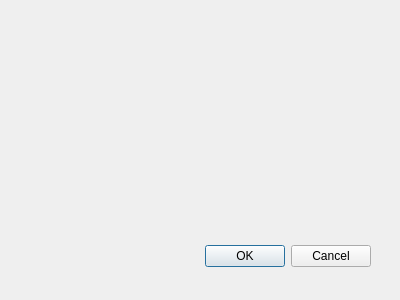
Before: the Qt Designer form client/settingswindow.ui in sly-loki/ToDoApp, drawn with Qt 5.
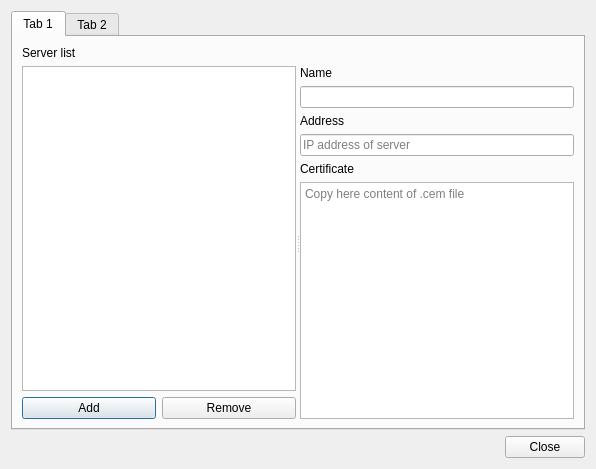
After: the same form once the commit is applied.

Commit message: client: add stub for settings

```diff
--- a/client/settingswindow.ui
+++ b/client/settingswindow.ui
@@ -8,29 +8,149 @@
    <rect>
     <x>0</x>
     <y>0</y>
-    <width>400</width>
-    <height>300</height>
+    <width>596</width>
+    <height>469</height>
    </rect>
   </property>
   <property name="windowTitle">
    <string>Dialog</string>
   </property>
-  <widget class="QDialogButtonBox" name="buttonBox">
-   <property name="geometry">
-    <rect>
-     <x>30</x>
-     <y>240</y>
-     <width>341</width>
-     <height>32</height>
-    </rect>
-   </property>
-   <property name="orientation">
-    <enum>Qt::Horizontal</enum>
-   </property>
-   <property name="standardButtons">
-    <set>QDialogButtonBox::Cancel|QDialogButtonBox::Ok</set>
-   </property>
-  </widget>
+  <layout class="QVBoxLayout" name="verticalLayout">
+   <item>
+    <layout class="QVBoxLayout" name="verticalLayout_2">
+     <item>
+      <widget class="QTabWidget" name="tabWidget">
+       <property name="currentIndex">
+        <number>0</number>
+       </property>
+       <widget class="QWidget" name="tab">
+        <attribute name="title">
+         <string>Tab 1</string>
+        </attribute>
+        <layout class="QVBoxLayout" name="verticalLayout_5">
+         <item>
+          <widget class="QLabel" name="label_3">
+           <property name="sizePolicy">
+            <sizepolicy hsizetype="Preferred" vsizetype="Fixed">
+             <horstretch>0</horstretch>
+             <verstretch>0</verstretch>
+            </sizepolicy>
+           </property>
+           <property name="text">
+            <string>Server list</string>
+           </property>
+          </widget>
+         </item>
+         <item>
+          <widget class="QSplitter" name="splitter">
+           <property name="orientation">
+            <enum>Qt::Horizontal</enum>
+           </property>
+           <widget class="QWidget" name="">
+            <layout class="QVBoxLayout" name="verticalLayout_3">
+             <item>
+              <widget class="QListWidget" name="listWidget"/>
+             </item>
+             <item>
+              <layout class="QHBoxLayout" name="horizontalLayout_3">
+               <item>
+                <widget class="QPushButton" name="addButton">
+                 <property name="text">
+                  <string>Add</string>
+                 </property>
+                </widget>
+               </item>
+               <item>
+                <widget class="QPushButton" name="removeButton">
+                 <property name="text">
+                  <string>Remove</string>
+                 </property>
+                </widget>
+               </item>
+              </layout>
+             </item>
+            </layout>
+           </widget>
+           <widget class="QWidget" name="verticalLayoutWidget_2">
+            <layout class="QVBoxLayout" name="verticalLayout_4">
+             <item>
+              <widget class="QLabel" name="label_2">
+               <property name="text">
+                <string>Name</string>
+               </property>
+              </widget>
+             </item>
+             <item>
+              <widget class="QLineEdit" name="lineEdit"/>
+             </item>
+             <item>
+              <widget class="QLabel" name="label_4">
+               <property name="text">
+                <string>Address</string>
+               </property>
+              </widget>
+             </item>
+             <item>
+              <widget class="QLineEdit" name="lineEdit_2">
+               <property name="placeholderText">
+                <string>IP address of server</string>
+               </property>
+              </widget>
+             </item>
+             <item>
+              <widget class="QLabel" name="label">
+               <property name="text">
+                <string>Certificate</string>
+               </property>
+              </widget>
+             </item>
+             <item>
+              <widget class="QPlainTextEdit" name="plainTextEdit">
+               <property name="placeholderText">
+                <string>Copy here content of .cem file</string>
+               </property>
+              </widget>
+             </item>
+            </layout>
+           </widget>
+          </widget>
+         </item>
+        </layout>
+       </widget>
+       <widget class="QWidget" name="tab_2">
+        <attribute name="title">
+         <string>Tab 2</string>
+        </attribute>
+       </widget>
+      </widget>
+     </item>
+    </layout>
+   </item>
+   <item>
+    <layout class="QHBoxLayout" name="horizontalLayout_2">
+     <item>
+      <spacer name="horizontalSpacer">
+       <property name="orientation">
+        <enum>Qt::Horizontal</enum>
+       </property>
+       <property name="sizeHint" stdset="0">
+        <size>
+         <width>40</width>
+         <height>20</height>
+        </size>
+       </property>
+      </spacer>
+     </item>
+     <item>
+      <widget class="QPushButton" name="closeButton">
+       <property name="text">
+        <string>Close</string>
+       </property>
+      </widget>
+     </item>
+    </layout>
+   </item>
+  </layout>
  </widget>
  <pixmapfunction/>
  <resources/>
```
Left out of the diff: 40 changed lines with no effect on the pictures. The commit also changes 2 other files.
